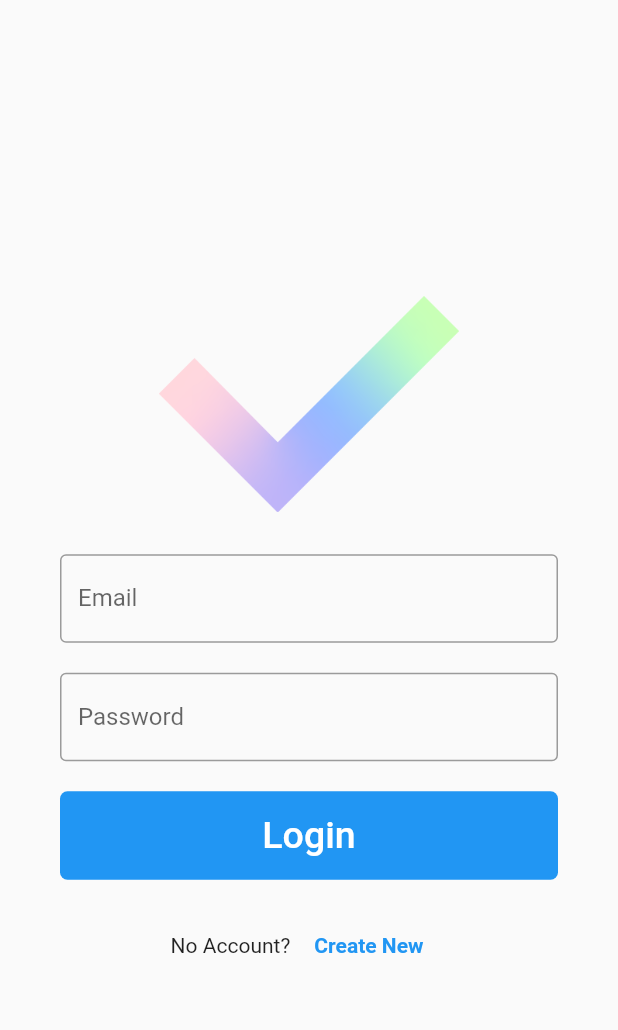
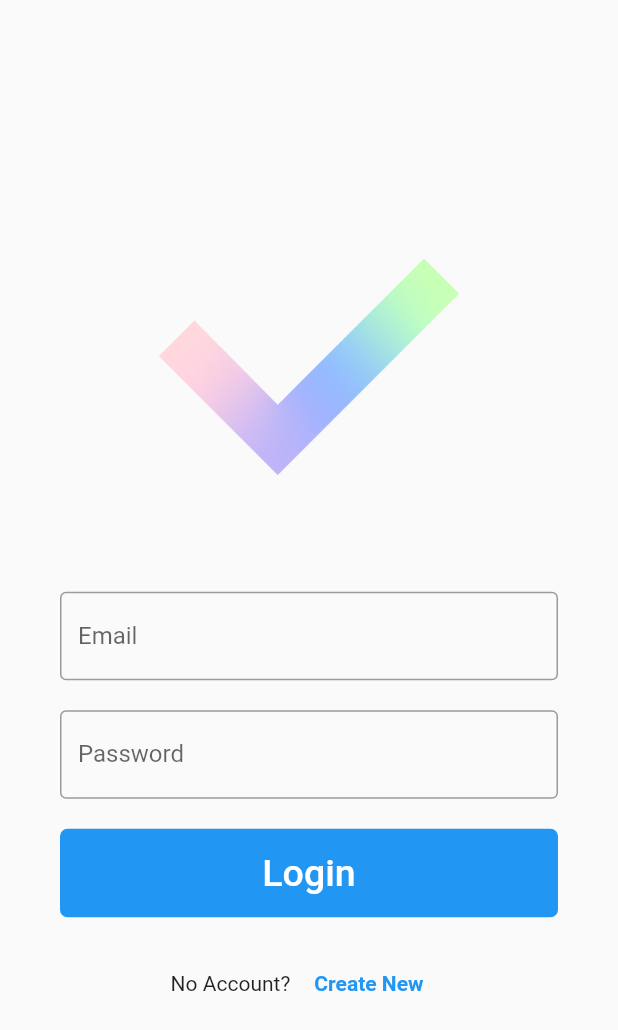
Before and after one commit to seongjinemong/circlemanage, a Flutter app: the screen it shows after launch, on a phone screen of 412 x 824 dp. Shown: the top 1030 px of the screen. Run offline on Flutter 3.47's test engine with Material 2 defaults, Android fonts, the light colour scheme and no system bars; our stand-ins replace cloud_firestore, firebase_auth; accounts and stored records are empty.

Commit message:
TextField obScureText enabled
TextField obScureText enabled in password of Login and SignUp

```diff
--- a/lib/circlepage/viewcircle.dart
+++ b/lib/circlepage/viewcircle.dart
@@ -30,7 +30,7 @@ class _CirclePageState extends State<CirclePage> {
             }
             return Center(
               child: Container(
-                child: Text(snapshot.data['task'][0]['taskname']),
+                child: Text(snapshot.data['name']),
               ),
             );
           },
--- a/lib/login/create.dart
+++ b/lib/login/create.dart
@@ -71,6 +71,7 @@ class _CreatePageState extends State<CreatePage> {
                       onSaved: (String value) {
                         _password = value;
                       },
+                      obscureText: true,
                       /*
                       validator: (String value) {
                         return value.contains('@')
@@ -92,6 +93,7 @@ class _CreatePageState extends State<CreatePage> {
                       onSaved: (String value) {
                         _passwordconfirm = value;
                       },
+                      obscureText: true,
                       /*
                       validator: (String value) {
                         return value.contains('@')
--- a/lib/login/login.dart
+++ b/lib/login/login.dart
@@ -41,7 +41,7 @@ class _LoginPageState extends State<LoginPage> {
                   ),
                   */
                   Padding(
-                    padding: const EdgeInsets.only(bottom: 20),
+                    padding: const EdgeInsets.only(bottom: 20, top: 50),
                     child: TextFormField(
                       decoration: const InputDecoration(
                         border: OutlineInputBorder(),
@@ -71,6 +71,7 @@ class _LoginPageState extends State<LoginPage> {
                       onSaved: (String value) {
                         _password = value;
                       },
+                      obscureText: true,
                       /*validator: (String value) {
                     return value.contains('@')
                         ? 'Do not use the @ char.' : null;
```
